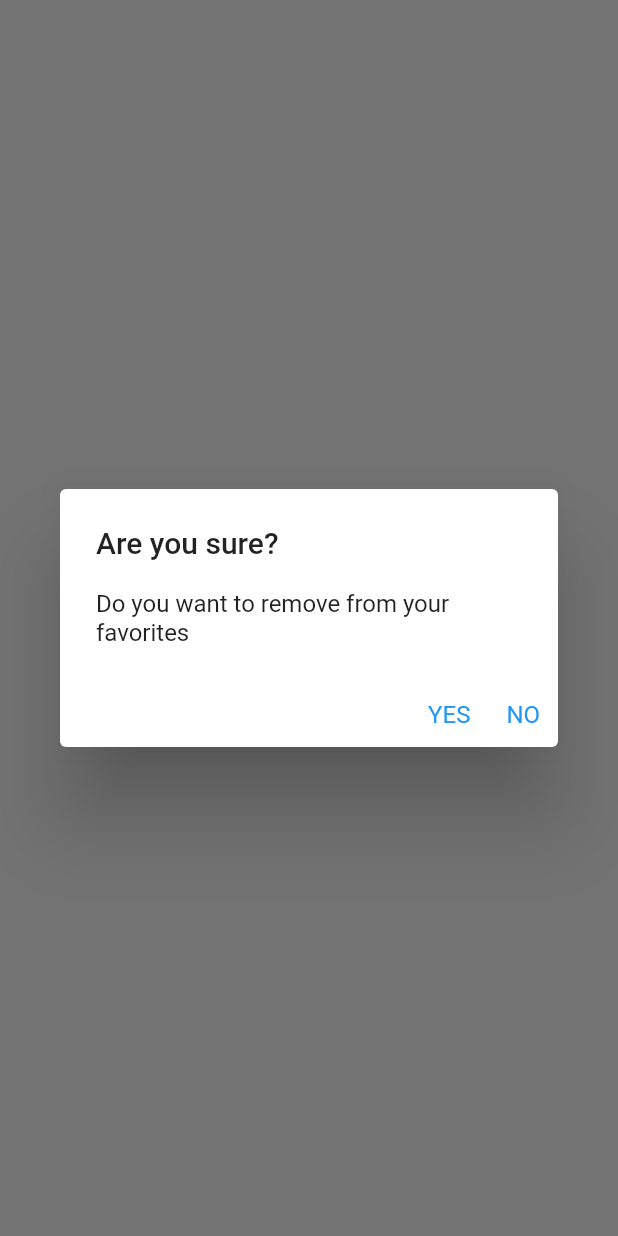
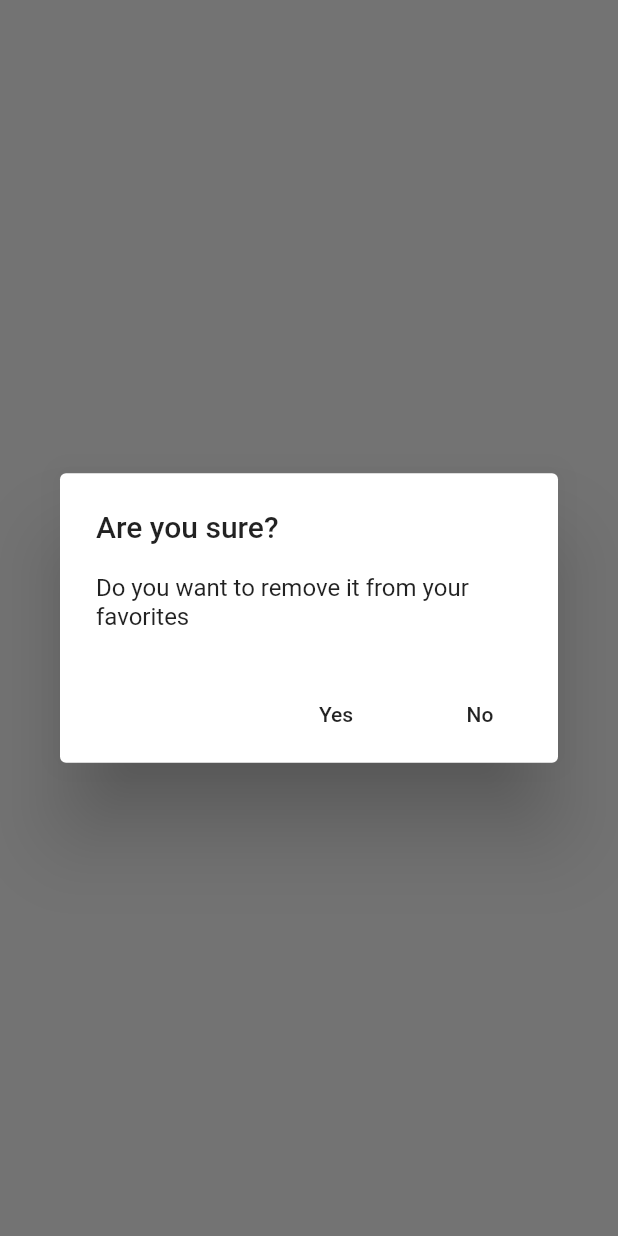
Before and after one commit to bilyanantonov/flutter_movies, a Flutter app: what alertMessage() shows on an empty page, opened directly, on a phone screen of 412 x 824 dp. Run offline on Flutter 3.47's test engine with Material 2 defaults, Android fonts, the phone set to English and light mode, and no system bars; our stand-ins replace cached_network_image, get_it, sqflite; accounts and stored records are empty; network calls fail.

Commit message:
small changes

```diff
--- a/lib/utils/remove_alert.dart
+++ b/lib/utils/remove_alert.dart
@@ -4,31 +4,22 @@ class RemoveAlert {
   static Future<bool> alertMessage(BuildContext context) {
     return showDialog(
           context: context,
-          builder: (context) => new AlertDialog(
-            title: new Text('Are you sure?'),
-            content: new Text('Do you want to remove from your favorites'),
-            actions: <Widget>[
-              new GestureDetector(
-                onTap: () => Navigator.of(context).pop(true),
-                child: Padding(
-                  padding: const EdgeInsets.all(4.0),
-                  child: Text(
-                    "YES",
-                    style: TextStyle(color: Colors.blue, fontSize: 16),
-                  ),
-                ),
+          builder: (context) => AlertDialog(
+            title: Text('Are you sure?'),
+            content: Text('Do you want to remove it from your favorites'),
+            actions: [
+               FlatButton(
+                child: Text("Yes"),
+                onPressed: () {
+                  Navigator.of(context).pop(true);
+                },
               ),
-              SizedBox(height: 10),
-              new GestureDetector(
-                onTap: () => Navigator.of(context).pop(false),
-                child: Padding(
-                  padding: const EdgeInsets.all(4.0),
-                  child: Text(
-                    "NO",
-                    style: TextStyle(color: Colors.blue, fontSize: 16),
-                  ),
-                ),
-              ),
+               FlatButton(
+                child: Text("No"),
+                onPressed: () {
+                  Navigator.of(context).pop(false);
+                },
+              )
             ],
           ),
         ) ??
--- a/lib/utils/validation_helper.dart
+++ b/lib/utils/validation_helper.dart
@@ -1,7 +1,7 @@
 class ValidationHelper {
   static String validateSearchText(String value) {
     if (value.length <= 0) {
-      return "Search must contain least 1 character";
+      return "This field can not be empty";
     }
     return null;
   }
```
Also changed, not shown: lib/screens/movie_detail_screen.dart (+4 -9 lines).
